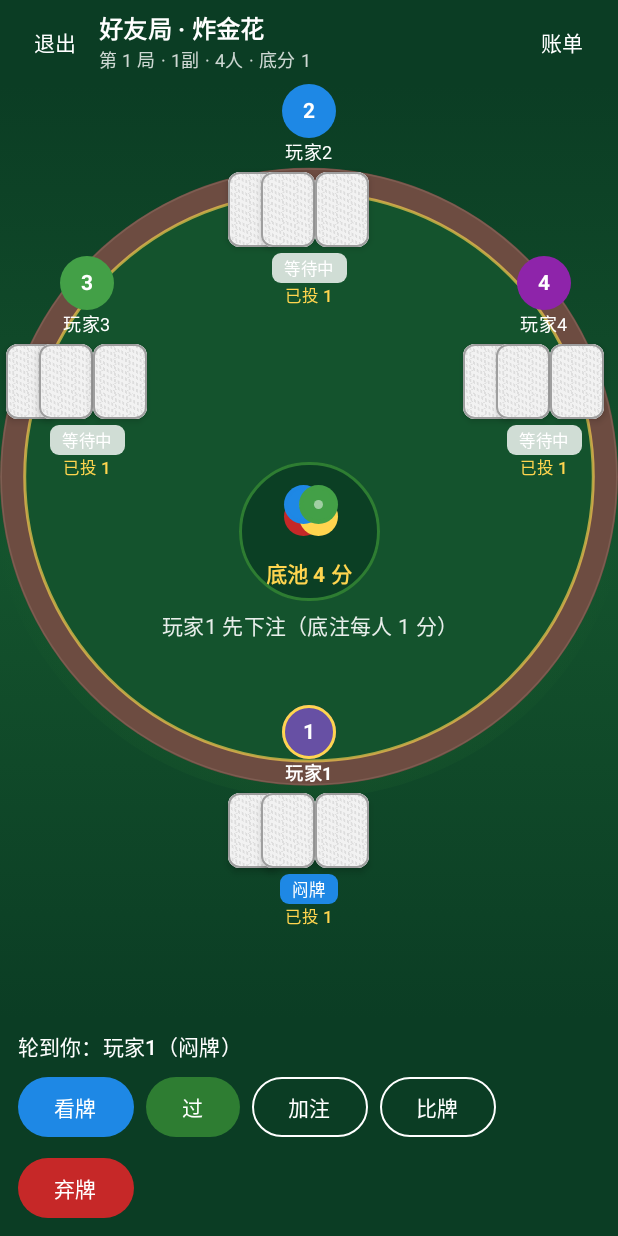
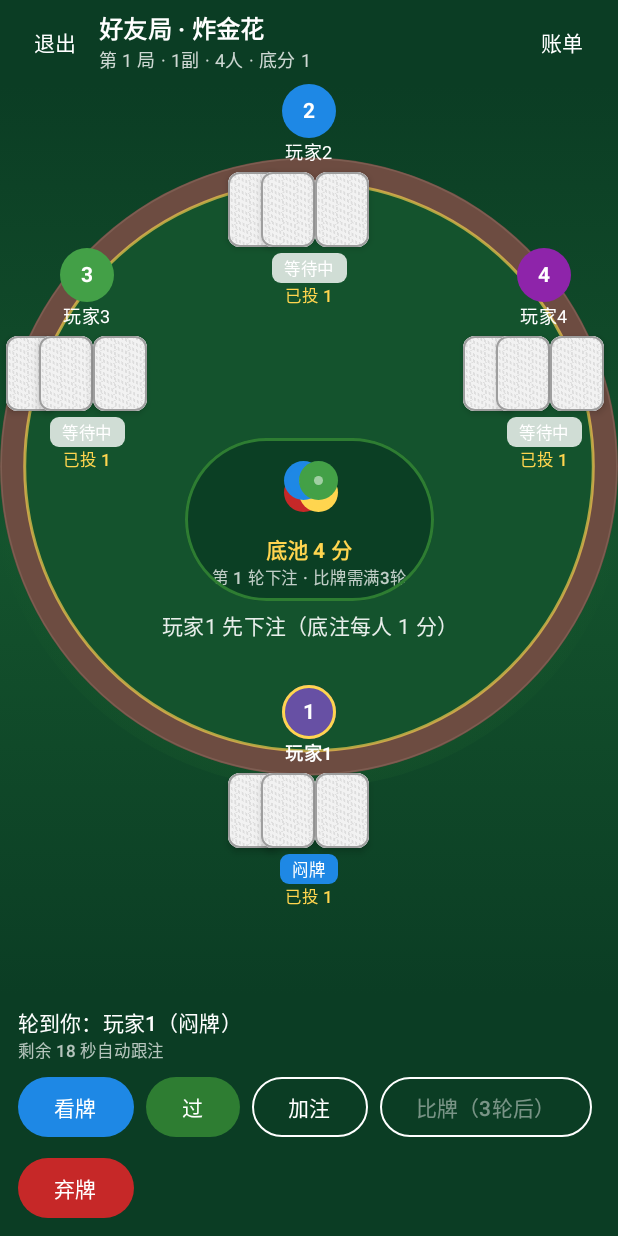
Before and after one commit to tywl-ui/LanPoker, an Android app built with Jetpack Compose: the composable ZjhGameScreen called with empty values, on a phone screen of 412 x 824 dp. Run offline under Robolectric (Android 15) with nearby library versions, the light colour scheme and no system bars; pictures from the network do not load.

Commit message:
feat: 比牌需满3轮下注 + 回合倒计时 + 动作横幅
- 规则: 下注满 3 轮(全员行动完一轮计一轮)才解锁比牌，按钮显示还需几轮，
  桌面显示当前轮次；加注仍可随时进行
- 倒计时: 真人回合 20 秒(快局 15 秒)倒计时，超时自动跟注/闷牌，不卡局；
  选型弹窗/对决特效期间暂停
- 动作横幅: 顶部滑入横幅，明确显示 AI/真人动作与倍数
  (如 AI2 跟注 6分(2底)、AI1 加注到 3倍(9分))
- 引擎: bettingRounds/actedThisRound 轮次追踪 + 2 个新测试(79 个全过)

```diff
--- /dev/null
+++ b/app/src/main/kotlin/com/lanpoker/app/ui/common/ActionBanner.kt
@@ -0,0 +1,69 @@
+package com.lanpoker.app.ui.common
+
+import androidx.compose.animation.AnimatedVisibility
+import androidx.compose.animation.core.tween
+import androidx.compose.animation.fadeIn
+import androidx.compose.animation.fadeOut
+import androidx.compose.animation.slideInVertically
+import androidx.compose.animation.slideOutVertically
+import androidx.compose.foundation.BorderStroke
+import androidx.compose.foundation.layout.Box
+import androidx.compose.foundation.layout.fillMaxWidth
+import androidx.compose.foundation.layout.padding
+import androidx.compose.foundation.shape.RoundedCornerShape
+import androidx.compose.material3.MaterialTheme
+import androidx.compose.material3.Surface
+import androidx.compose.material3.Text
+import androidx.compose.runtime.Composable
+import androidx.compose.runtime.LaunchedEffect
+import androidx.compose.runtime.getValue
+import androidx.compose.runtime.mutableStateOf
+import androidx.compose.runtime.remember
+import androidx.compose.runtime.setValue
+import androidx.compose.ui.Alignment
+import androidx.compose.ui.Modifier
+import androidx.compose.ui.graphics.Color
+import androidx.compose.ui.text.font.FontWeight
+import androidx.compose.ui.unit.dp
+import kotlinx.coroutines.delay
+
+/**
+ * 顶部动作横幅：显示最近一次动作（含倍数/分数），自动滑入滑出。
+ */
+@Composable
+fun ActionBanner(
+    action: String?,
+    key: Any?,
+    modifier: Modifier = Modifier,
+) {
+    var visible by remember(key) { mutableStateOf(false) }
+    LaunchedEffect(key) {
+        if (action != null) {
+            visible = true
+            delay(1700)
+            visible = false
+        }
+    }
+    Box(modifier = modifier.fillMaxWidth(), contentAlignment = Alignment.TopCenter) {
+        AnimatedVisibility(
+            visible = visible,
+            enter = slideInVertically(tween(250)) { -it } + fadeIn(tween(250)),
+            exit = slideOutVertically(tween(250)) { -it } + fadeOut(tween(250)),
+        ) {
+            Surface(
+                shape = RoundedCornerShape(20.dp),
+                color = Color(0xDD14532D),
+                border = BorderStroke(1.dp, Gold),
+                shadowElevation = 4.dp,
+            ) {
+                Text(
+                    action ?: "",
+                    color = Color.White,
+                    fontWeight = FontWeight.Bold,
+                    style = MaterialTheme.typography.titleSmall,
+                    modifier = Modifier.padding(horizontal = 18.dp, vertical = 8.dp),
+                )
+            }
+        }
+    }
+}
--- a/app/src/main/kotlin/com/lanpoker/app/ui/zjh/ZjhGameScreen.kt
+++ b/app/src/main/kotlin/com/lanpoker/app/ui/zjh/ZjhGameScreen.kt
@@ -69,6 +69,7 @@ import androidx.compose.ui.unit.sp
 import androidx.lifecycle.viewmodel.compose.viewModel
 import com.lanpoker.app.ai.AiEngine
 import com.lanpoker.app.sound.SoundFx
+import com.lanpoker.app.ui.common.ActionBanner
 import com.lanpoker.app.ui.common.Avatar
 import com.lanpoker.app.ui.common.CardBack
 import com.lanpoker.app.ui.common.CardFront
@@ -189,6 +190,22 @@ fun ZjhGameScreen(
             viewModel.dismissCompareShowdown()
         }
     }
+
+    // 真人回合倒计时（对决特效/选型弹窗期间暂停）
+    var secondsLeft by remember { mutableStateOf(20) }
+    val turnKey = state.game.state.turn
+    val paused = state.pendingCompare != null || compareEvent != null
+    LaunchedEffect(turnKey, paused, state.phase) {
+        if (state.phase != Phase.BETTING || paused) return@LaunchedEffect
+        val actor = viewModel.players.firstOrNull { it.id == turnKey }
+        if (actor == null || actor.id in aiIds) return@LaunchedEffect
+        secondsLeft = 20
+        while (secondsLeft > 0) {
+            delay(1000)
+            secondsLeft--
+        }
+        viewModel.autoAct()
+    }
     if (compareEvent != null && state.phase == Phase.BETTING) {
         val challenger = viewModel.players.firstOrNull { it.id == compareEvent.challengerId }
         val target = viewModel.players.firstOrNull { it.id == compareEvent.targetId }
@@ -240,6 +257,11 @@ fun ZjhGameScreen(
                     .fillMaxWidth(),
             ) {
                 TableBackground(modifier = Modifier.fillMaxSize())
+                ActionBanner(
+                    action = state.game.state.lastAction,
+                    key = state.game.state.lastAction,
+                    modifier = Modifier.align(Alignment.TopCenter),
+                )
                 if (state.phase == Phase.SETTLED) {
                     SettledPanel(
                         result = state.lastResult!!,
@@ -264,6 +286,8 @@ fun ZjhGameScreen(
                 players = viewModel.players,
                 aiIds = aiIds,
                 showMyCards = state.showMyCards,
+                secondsLeft = secondsLeft,
+                paused = paused,
                 onLook = viewModel::look,
                 onHide = viewModel::hideCards,
                 onCall = viewModel::call,
@@ -338,6 +362,11 @@ private fun TableArea(
                 ) {
                     ChipStack(pot = game.pot())
                     Text("底池 ${game.pot()} 分", color = Gold, style = MaterialTheme.typography.titleSmall, fontWeight = FontWeight.Bold)
+                    Text(
+                        "第 ${gs.bettingRounds + 1} 轮下注${if (!game.canCompare()) " · 比牌需满3轮" else ""}",
+                        color = Color.White.copy(alpha = 0.75f),
+                        style = MaterialTheme.typography.labelSmall,
+                    )
                 }
             }
             Spacer(Modifier.height(6.dp))
@@ -442,6 +471,8 @@ private fun ActionBar(
     players: List<Player>,
     aiIds: Set<Int>,
     showMyCards: Boolean,
+    secondsLeft: Int,
+    paused: Boolean,
     onLook: () -> Unit,
     onHide: () -> Unit,
     onCall: () -> Unit,
@@ -478,6 +509,13 @@ private fun ActionBar(
                             style = MaterialTheme.typography.labelSmall,
                         )
                     }
+                    if (!paused) {
+                        Text(
+                            "剩余 ${secondsLeft} 秒自动跟注",
+                            color = if (secondsLeft <= 5) Color(0xFFFF8A80) else Color.White.copy(alpha = 0.7f),
+                            style = MaterialTheme.typography.labelSmall,
+                        )
+                    }
                     Spacer(Modifier.height(6.dp))
                     FlowRow(
                         horizontalArrangement = Arrangement.spacedBy(8.dp),
@@ -499,8 +537,16 @@ private fun ActionBar(
                         OutlinedButton(onClick = onRaise, border = BorderStroke(1.dp, Color.White)) {
                             Text("加注", color = Color.White)
                         }
-                        OutlinedButton(onClick = onCompare, border = BorderStroke(1.dp, Color.White)) {
-                            Text("比牌", color = Color.White)
+                        val roundsLeft = state.game.roundsToCompare()
+                        OutlinedButton(
+                            onClick = onCompare,
+                            enabled = roundsLeft == 0,
+                            border = BorderStroke(1.dp, Color.White),
+                        ) {
+                            Text(
+                                if (roundsLeft > 0) "比牌（${roundsLeft}轮后）" else "比牌",
+                                color = if (roundsLeft > 0) Color.White.copy(alpha = 0.45f) else Color.White,
+                            )
                         }
                         Button(
                             onClick = onFold,
```
Also changed, not shown: app/src/main/kotlin/com/lanpoker/app/ui/zjh/ZjhGameViewModel.kt (+12 -0 lines), app/src/main/kotlin/com/lanpoker/app/ui/zjh/ZjhQuickScreen.kt (+29 -0 lines), app/src/main/kotlin/com/lanpoker/app/ui/zjh/ZjhQuickViewModel.kt (+19 -0 lines), core/src/main/kotlin/com/lanpoker/core/zjh/ZjhBettingGame.kt (+27 -3 lines), 1 other file.
